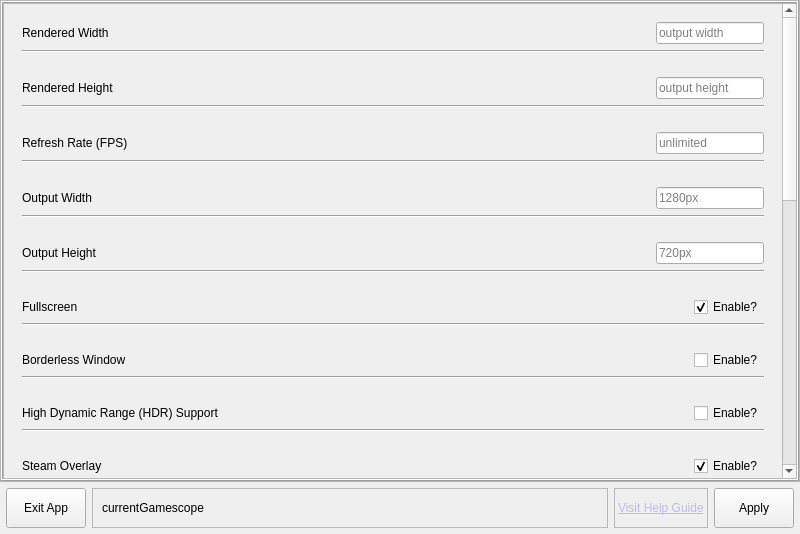
rfrench3/scopebuddy-gui, file src/mainwindow.ui: the form before one commit.
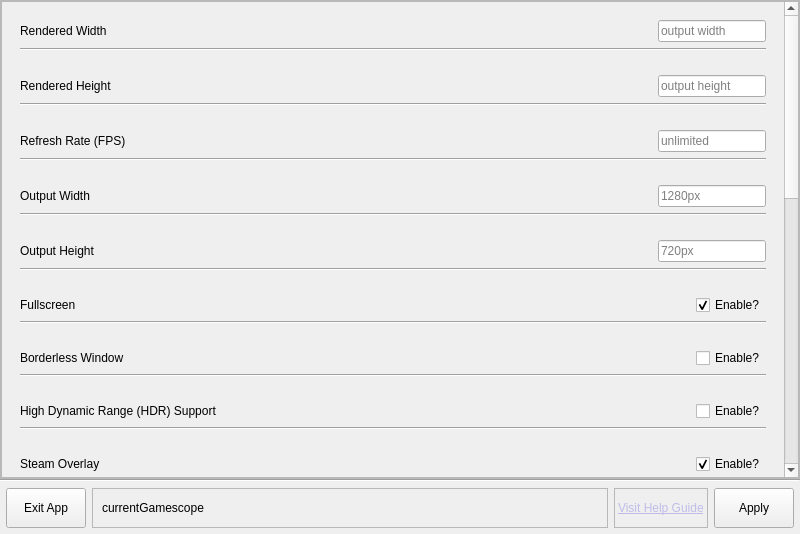
The form after the commit.

Commit message: more work on getting logic functional

The edit to the form file:
```diff
--- a/src/mainwindow.ui
+++ b/src/mainwindow.ui
@@ -22,7 +22,7 @@
   <widget class="QWidget" name="centralwidget">
    <layout class="QVBoxLayout" name="verticalLayout_9">
     <property name="spacing">
-     <number>6</number>
+     <number>0</number>
     </property>
     <property name="leftMargin">
      <number>0</number>
@@ -69,10 +69,10 @@
           </sizepolicy>
          </property>
          <property name="frameShape">
-          <enum>QFrame::Shape::Box</enum>
+          <enum>QFrame::Shape::NoFrame</enum>
          </property>
          <property name="frameShadow">
-          <enum>QFrame::Shadow::Raised</enum>
+          <enum>QFrame::Shadow::Sunken</enum>
          </property>
          <property name="currentIndex">
           <number>0</number>
@@ -107,7 +107,7 @@
                <rect>
                 <x>0</x>
                 <y>0</y>
-                <width>775</width>
+                <width>779</width>
                 <height>1172</height>
                </rect>
               </property>
@@ -1941,7 +1941,30 @@
      </widget>
     </item>
     <item>
-     <widget class="QFrame" name="frame_4">
+     <widget class="Line" name="Bline">
+      <property name="orientation">
+       <enum>Qt::Orientation::Horizontal</enum>
+      </property>
+     </widget>
+    </item>
+    <item>
+     <spacer name="CverticalSpacer_2">
+      <property name="orientation">
+       <enum>Qt::Orientation::Vertical</enum>
+      </property>
+      <property name="sizeType">
+       <enum>QSizePolicy::Policy::Fixed</enum>
+      </property>
+      <property name="sizeHint" stdset="0">
+       <size>
+        <width>20</width>
+        <height>6</height>
+       </size>
+      </property>
+     </spacer>
+    </item>
+    <item>
+     <widget class="QFrame" name="Dframe_bottom">
       <property name="sizePolicy">
        <sizepolicy hsizetype="Preferred" vsizetype="Maximum">
         <horstretch>1</horstretch>
```
Left out of the diff: 41 changed lines with no effect on the pictures. The commit also changes 1 other file.
